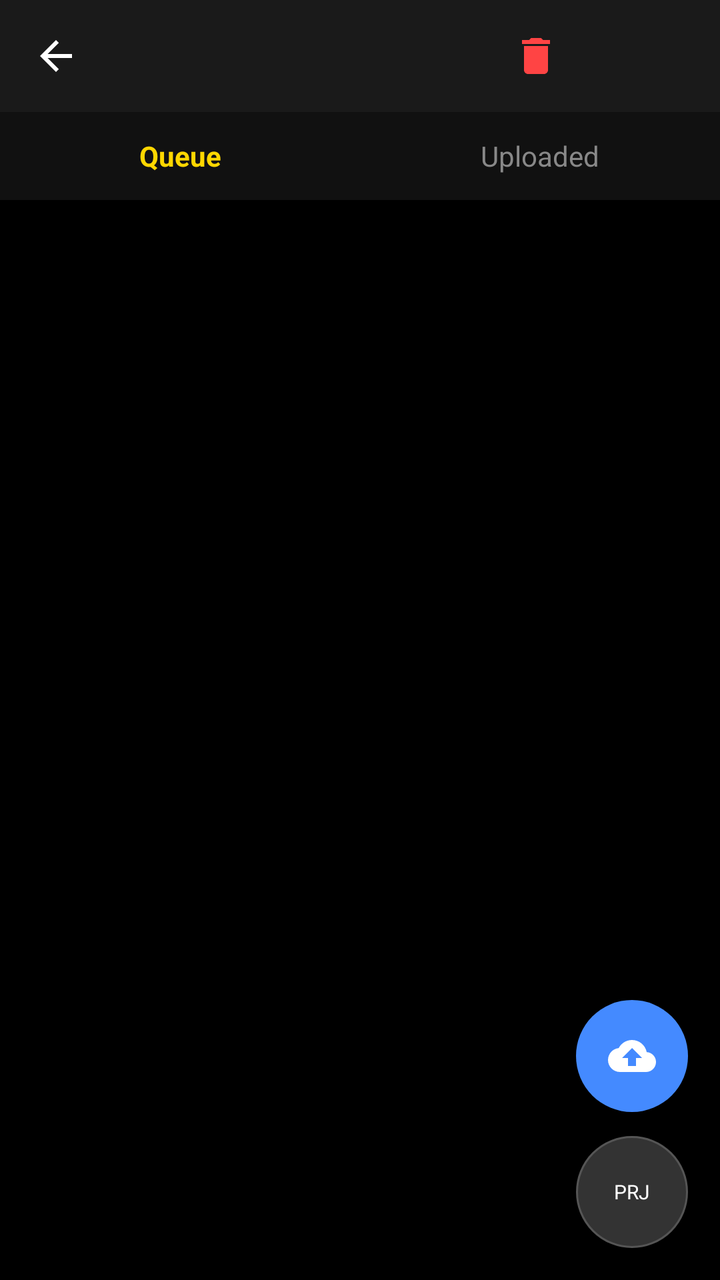
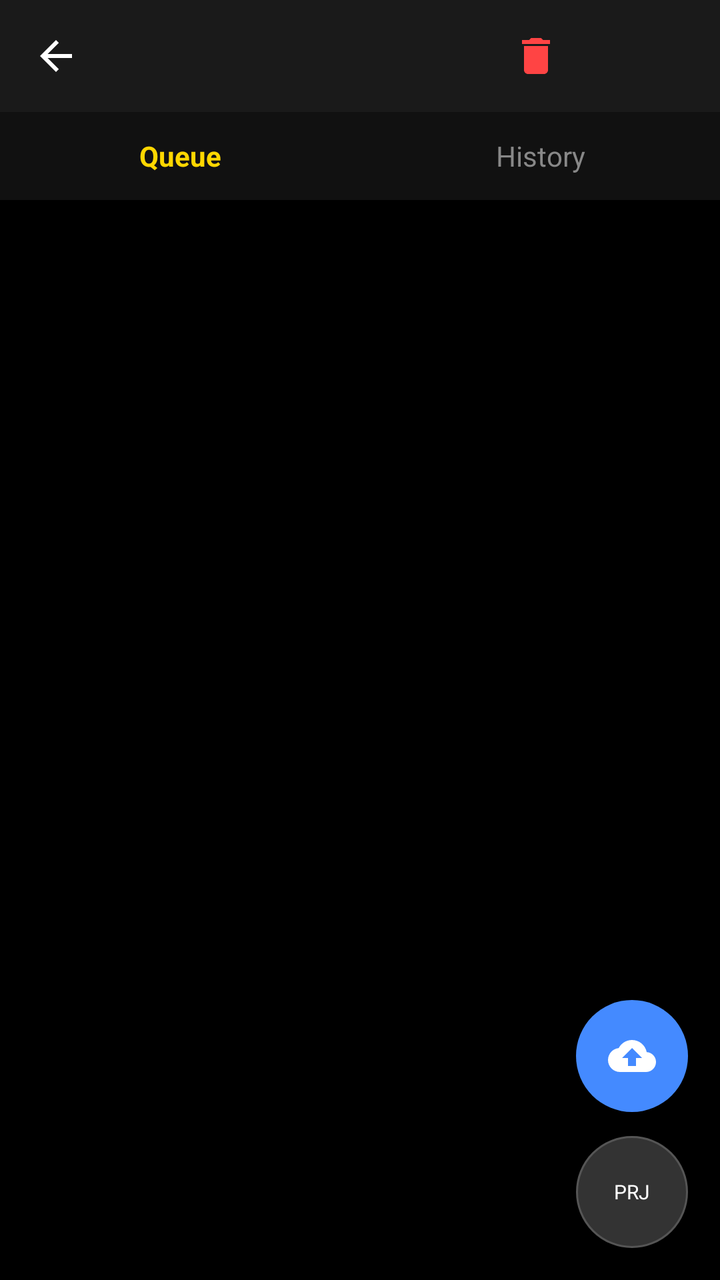

Two renders of the same Android screen: before a commit and after it. Below are the layout's source before the change and the commit's diff.
<!-- AndroidManifest.xml: application theme Theme.KioskCamera -->
<!-- res/layout/activity_gallery.xml -->
<?xml version="1.0" encoding="utf-8"?>
<LinearLayout xmlns:android="http://schemas.android.com/apk/res/android"
    android:layout_width="match_parent"
    android:layout_height="match_parent"
    android:orientation="vertical"
    android:background="@android:color/black">

    
    <LinearLayout
        android:id="@+id/normalBar"
        android:layout_width="match_parent"
        android:layout_height="56dp"
        android:gravity="center_vertical"
        android:paddingHorizontal="8dp"
        android:background="#1A1A1A">

        <ImageButton
            android:id="@+id/backButton"
            android:layout_width="40dp"
            android:layout_height="40dp"
            android:background="?attr/selectableItemBackgroundBorderless"
            android:src="@drawable/ic_arrow_back"
            android:contentDescription="Back" />

        <TextView
            android:id="@+id/titleText"
            android:layout_width="0dp"
            android:layout_height="wrap_content"
            android:layout_weight="1"
            android:textColor="@android:color/white"
            android:textSize="18sp"
            android:paddingStart="12dp" />

        <ImageButton
            android:id="@+id/clearAllButton"
            android:layout_width="40dp"
            android:layout_height="40dp"
            android:background="?attr/selectableItemBackgroundBorderless"
            android:src="@drawable/ic_delete"
            android:contentDescription="Clear all" />

        
        <View
            android:layout_width="64dp"
            android:layout_height="40dp" />
    </LinearLayout>

    
    <LinearLayout
        android:id="@+id/selectionBar"
        android:layout_width="match_parent"
        android:layout_height="56dp"
        android:gravity="center_vertical"
        android:paddingHorizontal="8dp"
        android:background="#333333"
        android:visibility="gone">

        <ImageButton
            android:id="@+id/cancelSelectionButton"
            android:layout_width="40dp"
            android:layout_height="40dp"
            android:background="?attr/selectableItemBackgroundBorderless"
            android:src="@drawable/ic_arrow_back"
            android:contentDescription="Cancel" />

        <TextView
            android:id="@+id/selectionCount"
            android:layout_width="0dp"
            android:layout_height="wrap_content"
            android:layout_weight="1"
            android:textColor="@android:color/white"
            android:textSize="18sp"
            android:paddingStart="12dp" />

        <ImageButton
            android:id="@+id/deleteSelectedButton"
            android:layout_width="40dp"
            android:layout_height="40dp"
            android:background="?attr/selectableItemBackgroundBorderless"
            android:src="@drawable/ic_delete"
            android:contentDescription="Delete selected" />

        
        <View
            android:layout_width="64dp"
            android:layout_height="40dp" />
    </LinearLayout>

    
    <LinearLayout
        android:layout_width="match_parent"
        android:layout_height="44dp"
        android:orientation="horizontal"
        android:background="#111111">

        <TextView
            android:id="@+id/tabQueue"
            android:layout_width="0dp"
            android:layout_height="match_parent"
            android:layout_weight="1"
            android:gravity="center"
            android:text="Queue"
            android:textColor="#FFD700"
            android:textSize="14sp"
            android:textStyle="bold"
            android:background="?attr/selectableItemBackground" />

        <TextView
            android:id="@+id/tabUploaded"
            android:layout_width="0dp"
            android:layout_height="match_parent"
            android:layout_weight="1"
            android:gravity="center"
            android:text="Uploaded"
            android:textColor="#888888"
            android:textSize="14sp"
            android:background="?attr/selectableItemBackground" />
    </LinearLayout>

    <FrameLayout
        android:layout_width="match_parent"
        android:layout_height="match_parent">

        <TextView
            android:id="@+id/emptyText"
            android:layout_width="match_parent"
            android:layout_height="match_parent"
            android:gravity="center"
            android:text="No media queued"
            android:textColor="#888888"
            android:textSize="16sp"
            android:visibility="gone" />

        <androidx.recyclerview.widget.RecyclerView
            android:id="@+id/photoGrid"
            android:layout_width="match_parent"
            android:layout_height="match_parent"
            android:padding="2dp" />

        
        <TextView
            android:id="@+id/projectFab"
            android:layout_width="56dp"
            android:layout_height="56dp"
            android:layout_gravity="bottom|end"
            android:layout_marginEnd="16dp"
            android:layout_marginBottom="16dp"
            android:gravity="center"
            android:text="PRJ"
            android:textColor="@android:color/white"
            android:textSize="10sp"
            android:background="@drawable/fab_background_dark"
            android:elevation="6dp" />

        
        <ImageButton
            android:id="@+id/uploadButton"
            android:layout_width="56dp"
            android:layout_height="56dp"
            android:layout_gravity="bottom|end"
            android:layout_marginEnd="16dp"
            android:layout_marginBottom="84dp"
            android:background="@drawable/fab_background"
            android:src="@drawable/ic_cloud_upload"
            android:scaleType="centerInside"
            android:elevation="6dp"
            android:contentDescription="Upload all" />

        
        <TextView
            android:id="@+id/projectFooter"
            android:layout_width="match_parent"
            android:layout_height="wrap_content"
            android:layout_gravity="bottom"
            android:gravity="center"
            android:paddingVertical="6dp"
            android:background="#80000000"
            android:textColor="#FFD700"
            android:textSize="12sp"
            android:visibility="gone" />

    </FrameLayout>

</LinearLayout>
<!-- resources referenced by this layout -->
<resources>
  <!-- drawable fab_background (drawable) -->
  <?xml version="1.0" encoding="utf-8"?>
  <shape xmlns:android="http://schemas.android.com/apk/res/android"
      android:shape="oval">
      <solid android:color="#448AFF" />
  </shape>
  <!-- drawable fab_background_dark (drawable) -->
  <?xml version="1.0" encoding="utf-8"?>
  <shape xmlns:android="http://schemas.android.com/apk/res/android"
      android:shape="oval">
      <solid android:color="#333333" />
      <stroke android:width="1dp" android:color="#555555" />
  </shape>
  <!-- drawable ic_arrow_back (drawable) -->
  <vector xmlns:android="http://schemas.android.com/apk/res/android"
      android:width="24dp"
      android:height="24dp"
      android:viewportWidth="24"
      android:viewportHeight="24">
      <path
          android:fillColor="@android:color/white"
          android:pathData="M20,11H7.83l5.59,-5.59L12,4l-8,8 8,8 1.41,-1.41L7.83,13H20v-2z"/>
  </vector>
  <!-- drawable ic_cloud_upload (drawable) -->
  <vector xmlns:android="http://schemas.android.com/apk/res/android"
      android:width="24dp"
      android:height="24dp"
      android:viewportWidth="24"
      android:viewportHeight="24">
      <path
          android:fillColor="@android:color/white"
          android:pathData="M19.35,10.04C18.67,6.59 15.64,4 12,4 9.11,4 6.6,5.64 5.35,8.04 2.34,8.36 0,10.91 0,14c0,3.31 2.69,6 6,6h13c2.76,0 5,-2.24 5,-5 0,-2.64 -2.05,-4.78 -4.65,-4.96zM14,13v4h-4v-4H7l5,-5 5,5h-3z"/>
  </vector>
  <!-- drawable ic_delete (drawable) -->
  <vector xmlns:android="http://schemas.android.com/apk/res/android"
      android:width="24dp"
      android:height="24dp"
      android:viewportWidth="24"
      android:viewportHeight="24">
      <path
          android:fillColor="#FFFF4444"
          android:pathData="M6,19c0,1.1 0.9,2 2,2h8c1.1,0 2,-0.9 2,-2V7H6v12zM19,4h-3.5l-1,-1h-5l-1,1H5v2h14V4z"/>
  </vector>
  <style name="Theme.KioskCamera" parent="Theme.MaterialComponents.DayNight.NoActionBar">
          <item name="android:windowFullscreen">false</item>
          <item name="android:statusBarColor">@android:color/black</item>
          <item name="android:navigationBarColor">@android:color/black</item>
      </style>
</resources>

<!-- the commit's change to res/layout/activity_gallery.xml (unified diff, before → after) -->
@@ -111,7 +111,7 @@
             android:layout_height="match_parent"
             android:layout_weight="1"
             android:gravity="center"
-            android:text="Uploaded"
+            android:text="History"
             android:textColor="#888888"
             android:textSize="14sp"
             android:background="?attr/selectableItemBackground" />
